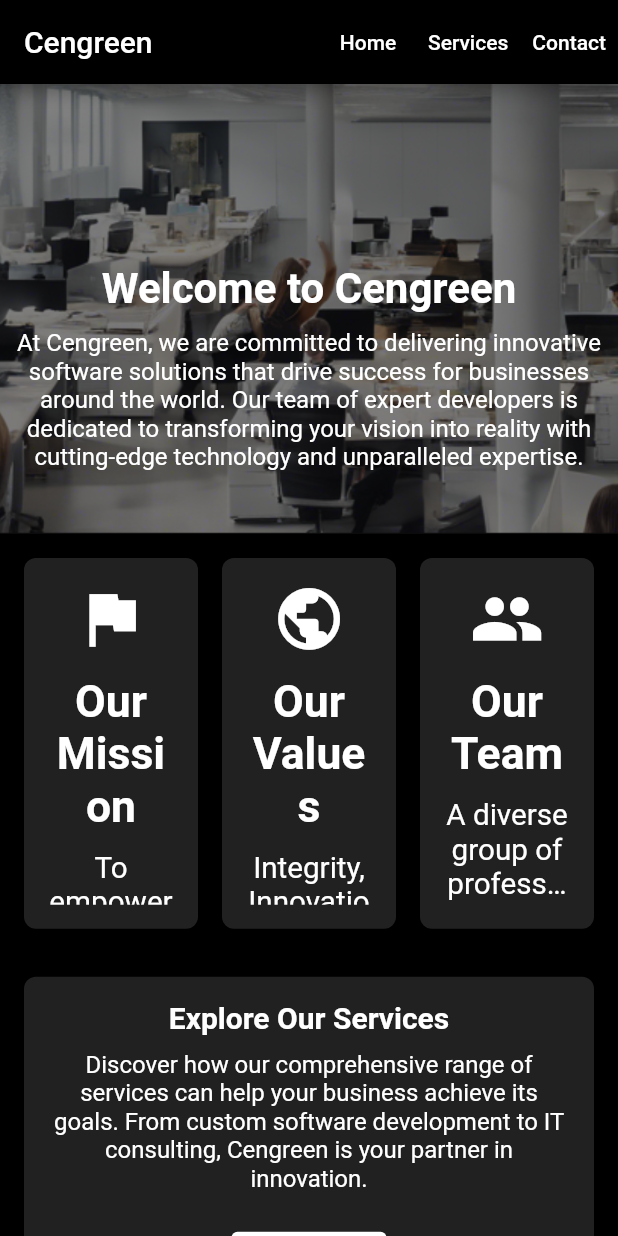
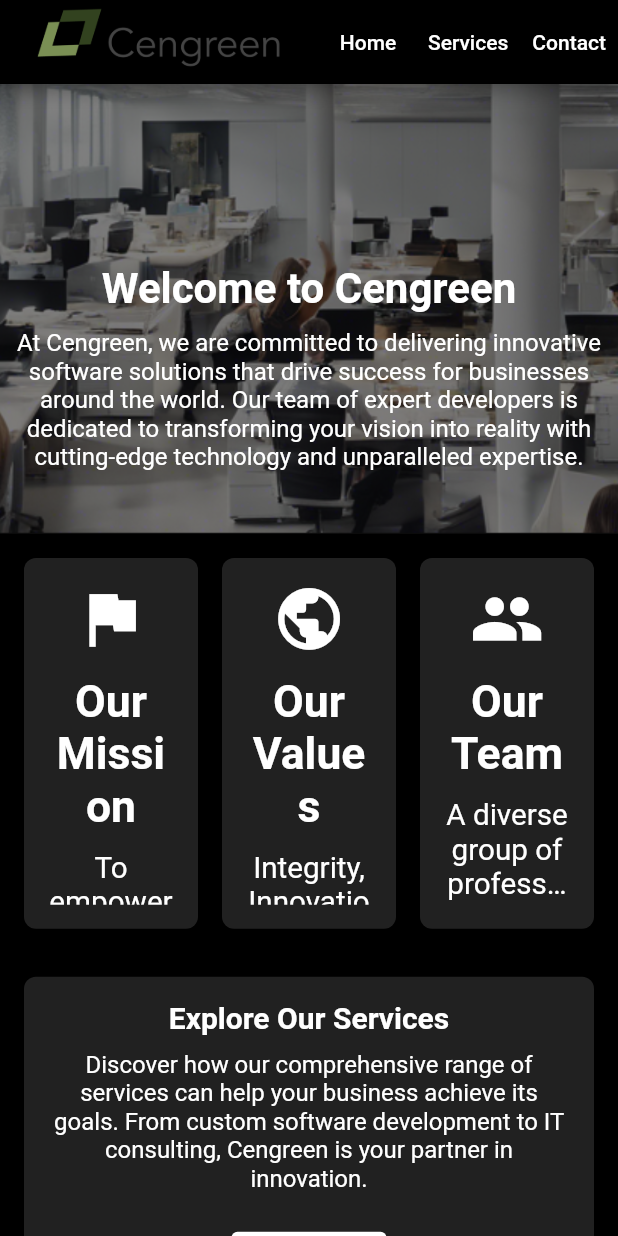
Before and after one commit to FerasAbushahla/cengreen_website, a Flutter app: the screen it shows after launch, on a phone screen of 412 x 824 dp. Run offline on Flutter 3.47's test engine with Material 2 defaults, Android fonts, the phone set to English and light mode, and no system bars; our stand-ins replace flutter_svg.

Commit message:
logo added

```diff
--- a/lib/main.dart
+++ b/lib/main.dart
@@ -1,4 +1,5 @@
 import 'package:flutter/material.dart';
+import 'package:flutter_svg/flutter_svg.dart';
 
 void main() {
   runApp(CengreenApp());
@@ -23,10 +24,14 @@ class LandingPage extends StatelessWidget {
     return Scaffold(
       appBar: AppBar(
         backgroundColor: Colors.black,
-        title: Text(
-          'Cengreen',
-          style: TextStyle(color: Colors.white),
-        ),
+        title: SizedBox(
+          width: 200,
+            child: Image.asset('assets/images/cengreen-logo.png')),
+        // Text(
+        //   'Cengreen',
+        //   style: TextStyle(color: Colors.white),
+        // ),
+
         actions: [
           TextButton(
             onPressed: () {},
--- a/pubspec.yaml
+++ b/pubspec.yaml
@@ -35,6 +35,7 @@ dependencies:
   # The following adds the Cupertino Icons font to your application.
   # Use with the CupertinoIcons class for iOS style icons.
   cupertino_icons: ^1.0.2
+  flutter_svg: ^2.0.0
 
 dev_dependencies:
   flutter_test:
```
Also changed, not shown: assets/images/cengreen-logo.png (added), pubspec.lock.
